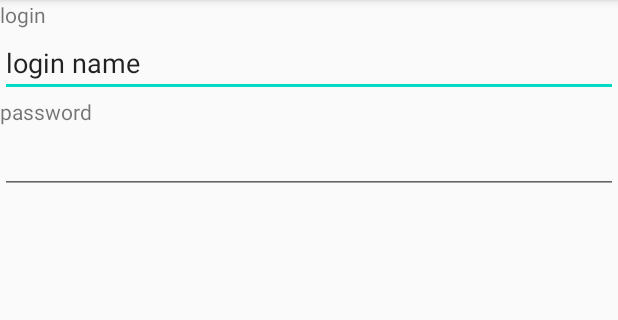
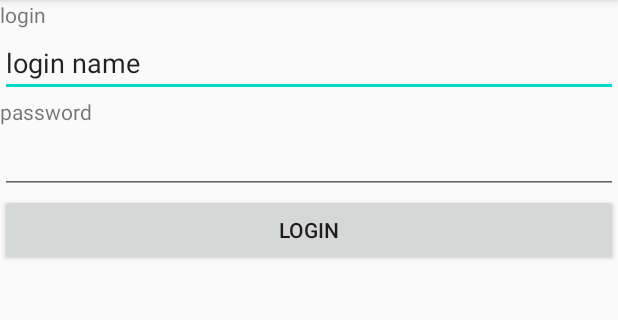
Before and after one commit to keveniskander/Android_A1, an Android app: the screen it shows after launch (LoginActivity), on a phone screen of 412 x 824 dp, the part 84-404 px from its top. Run offline under Robolectric (Android 15) with nearby library versions, the phone set to English and light mode, and no system bars.

Commit message:
Part 2, Task 3 complete

```diff
--- a/app/src/main/java/com/example/androidassignments/LoginActivity.java
+++ b/app/src/main/java/com/example/androidassignments/LoginActivity.java
@@ -3,12 +3,44 @@ package com.example.androidassignments;
 import androidx.appcompat.app.AppCompatActivity;
 
 import android.os.Bundle;
+import android.util.Log;
+import android.widget.Button;
 
 public class LoginActivity extends AppCompatActivity {
+
+    protected static final String LoginActivity = "LoginActivity";
+    private Button login_button;
 
     @Override
     protected void onCreate(Bundle savedInstanceState) {
         super.onCreate(savedInstanceState);
         setContentView(R.layout.activity_login);
+        Log.i(LoginActivity, "In onCreate()");
+    }
+    public void onResume(){
+        super.onResume();
+        Log.i(LoginActivity, "In onResume()");
+
+    }
+
+    public void onStart(){
+        super.onStart();
+        Log.i(LoginActivity, "In onStart()");
+
+    }
+
+    public void onPause(){
+        super.onPause();
+        Log.i(LoginActivity, "In onPause()");
+    }
+
+    public void onStop(){
+        super.onStop();
+        Log.i(LoginActivity, "In onStop()");
+    }
+
+    public void onDestroy(){
+        super.onDestroy();
+        Log.i(LoginActivity, "In onDestroy()");
     }
 }
--- a/app/src/main/res/layout/activity_login.xml
+++ b/app/src/main/res/layout/activity_login.xml
@@ -25,4 +25,10 @@
         android:layout_height="wrap_content"
         android:inputType="textPassword"/>
 
+    <Button
+        android:id="@+id/login_button"
+        android:layout_width="match_parent"
+        android:layout_height="wrap_content"
+        android:text="@string/Login" />
+
 </LinearLayout>
```
Also changed, not shown: app/src/main/java/com/example/androidassignments/ListItemsActive.java (+32 -0 lines), app/src/main/java/com/example/androidassignments/MainActivity.java (+38 -0 lines).
